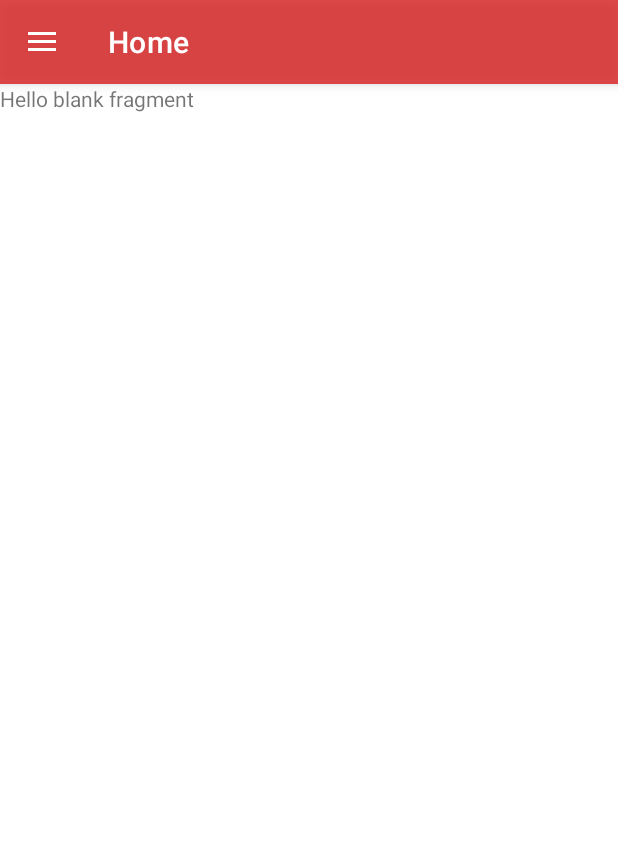
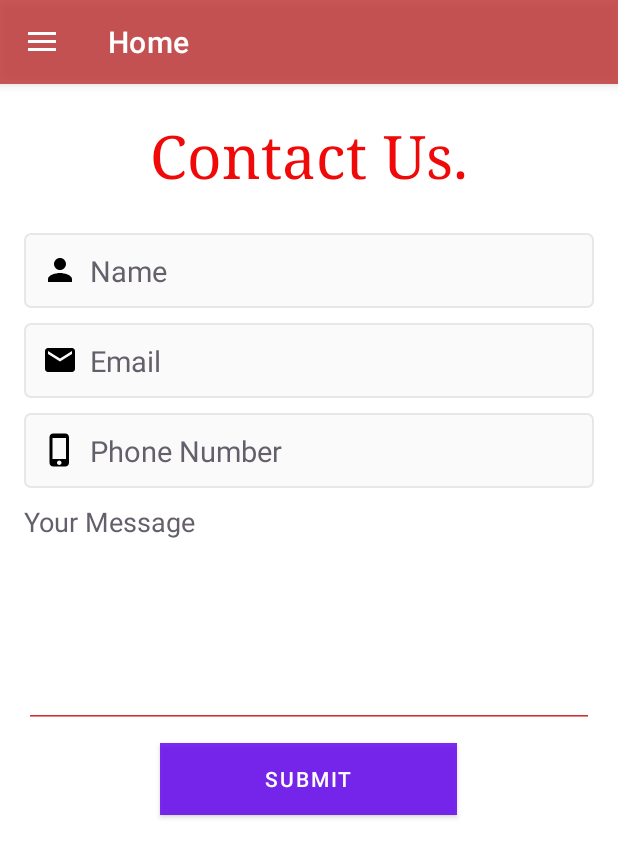
Before and after one commit to AndroidLord/BloodLink, an Android app: the fragment ContactUsFragment placed in its activity, on a phone screen of 412 x 824 dp. Shown: the top 857 px of the screen. Run offline under Robolectric (Android 15) with nearby library versions, the phone set to English and light mode, and no system bars; our stand-ins replace Firebase (no records; nobody signed in at launch, a user with empty details on screens opened directly); Roboto replaces fonts that are not available here.

Commit message:
fragment_contact_us.xml: Added the layout of contact us and provided the design to it

```diff
--- a/app/src/main/java/com/example/bloodlink/DrawerActivity.java
+++ b/app/src/main/java/com/example/bloodlink/DrawerActivity.java
@@ -24,7 +24,7 @@ import com.example.bloodlink.fragment.AchievementFragment;
 import com.example.bloodlink.fragment.HomeFragment;
 import com.example.bloodlink.fragment.ProfileFragment;
 import com.example.bloodlink.fragment.RequestBloodFragment;
-import com.example.bloodlink.fragment.TermConditionFragment;
+import com.example.bloodlink.fragment.ContactUsFragment;
 import com.google.android.material.navigation.NavigationView;
 import com.google.firebase.auth.FirebaseAuth;
 import com.google.firebase.auth.FirebaseUser;
@@ -118,7 +118,7 @@ public class DrawerActivity extends AppCompatActivity implements NavigationView.
                 break;
 
             case R.id.nav_termCondition:
-                loadFragment(new TermConditionFragment());
+                loadFragment(new ContactUsFragment());
                 break;
 
             case R.id.nav_aboutUs:
--- a/app/src/main/java/com/example/bloodlink/fragment/AboutUsFragment.java
+++ b/app/src/main/java/com/example/bloodlink/fragment/AboutUsFragment.java
@@ -24,5 +24,6 @@ public class AboutUsFragment extends Fragment {
                              Bundle savedInstanceState) {
         // Inflate the layout for this fragment
         return inflater.inflate(R.layout.fragment_about_us, container, false);
+
     }
 }
--- a/app/src/main/java/com/example/bloodlink/fragment/TermConditionFragment.java
+++ b/app/src/main/java/com/example/bloodlink/fragment/ContactUsFragment.java
@@ -11,16 +11,16 @@ import android.view.ViewGroup;
 import com.example.bloodlink.R;
 
 
-public class TermConditionFragment extends Fragment {
+public class ContactUsFragment extends Fragment {
 
 
-    public TermConditionFragment() {
+    public ContactUsFragment() {
     }
 
     @Override
     public View onCreateView(LayoutInflater inflater, ViewGroup container,
                              Bundle savedInstanceState) {
         // Inflate the layout for this fragment
-        return inflater.inflate(R.layout.fragment_term_condition, container, false);
+        return inflater.inflate(R.layout.fragment_contact_us, container, false);
     }
 }
--- a/app/src/main/java/com/example/bloodlink/fragment/RequestBloodFragment.java
+++ b/app/src/main/java/com/example/bloodlink/fragment/RequestBloodFragment.java
@@ -1,5 +1,6 @@
 package com.example.bloodlink.fragment;
 
+import android.app.DatePickerDialog;
 import android.os.Bundle;
 
 import androidx.annotation.NonNull;
@@ -14,7 +15,9 @@ import android.view.View;
 import android.view.ViewGroup;
 import android.widget.AdapterView;
 import android.widget.ArrayAdapter;
+import android.widget.Button;
 import android.widget.CalendarView;
+import android.widget.DatePicker;
 import android.widget.EditText;
 import android.widget.Spinner;
 import android.widget.Toast;
@@ -57,6 +60,8 @@ public class RequestBloodFragment extends Fragment  {
     private Long dueDate,postedOn;
     private CalendarView calendarView;
 
+    private Button button;
+
     // Setting Up Firebase
     private FirebaseFirestore db = FirebaseFirestore.getInstance();
     private CollectionReference patientRequestCollection = db.collection("PatientRequestCollection");
@@ -75,8 +80,14 @@ public class RequestBloodFragment extends Fragment  {
         //Setting Spinner
         SettingUpSpinner(spinner);
 
-        // Setting Calendar
-        SettingUpCalendar();
+        button = view.findViewById(R.id.button);
+
+        button.setOnClickListener(new View.OnClickListener() {
+            @Override
+            public void onClick(View v) {
+                select_due_date();
+            }
+        });
 
         try {
             addingDataToFirebase();
@@ -87,13 +98,18 @@ public class RequestBloodFragment extends Fragment  {
         return view;
     }
 
-    private void SettingUpCalendar() {
-//        calendarView.setOnDateChangeListener(new CalendarView.OnDateChangeListener() {
-//            @Override
-//            public void onSelectedDayChange(@NonNull CalendarView view, int year, int month, int dayOfMonth) {
-//                dueDateStr = dayOfMonth+"/"+(month+1)+"/"+year;
-//            }
-//        });
+    private void select_due_date(){
+
+        DatePickerDialog dialog = new DatePickerDialog(getContext(), new DatePickerDialog.OnDateSetListener() {
+            @Override
+            public void onDateSet(DatePicker view, int year, int month, int dayOfMonth) {
+
+                String str = dayOfMonth+"/"+(month+1)+"/"+year;
+                button.setText("Date: "+str);
+            }
+        }, 2022, 0, 15);
+        dialog.show();
+
     }
 
     private void addingDataToFirebase() throws ParseException {
--- a/app/src/main/res/layout/fragment_about_us.xml
+++ b/app/src/main/res/layout/fragment_about_us.xml
@@ -1,11 +1,7 @@
 <?xml version="1.0" encoding="utf-8"?>
-<FrameLayout xmlns:android="http://schemas.android.com/apk/res/android"
-    xmlns:tools="http://schemas.android.com/tools"
+<LinearLayout xmlns:android="http://schemas.android.com/apk/res/android"
     android:layout_width="match_parent"
-    android:layout_height="match_parent"
-    android:background="@color/white"
-    tools:context=".fragment.AboutUsFragment">
+    android:layout_height="match_parent">
 
 
-
-</FrameLayout>
+</LinearLayout>
--- /dev/null
+++ b/app/src/main/res/layout/fragment_contact_us.xml
@@ -0,0 +1,101 @@
+<?xml version="1.0" encoding="utf-8"?>
+<LinearLayout xmlns:android="http://schemas.android.com/apk/res/android"
+    android:layout_width="match_parent"
+    android:layout_height="match_parent"
+    android:background="#FFFFFF"
+    android:orientation="vertical"
+    android:padding="16dp">
+
+    <TextView
+        android:id="@+id/contact_form_title"
+        android:layout_width="wrap_content"
+        android:layout_height="wrap_content"
+        android:layout_gravity="center_horizontal"
+        android:layout_marginTop="5dp"
+        android:layout_marginBottom="16dp"
+        android:text="Contact Us."
+        android:textColor="#EF0909"
+        android:textColorHint="#FFFFFF"
+        android:textSize="40sp"
+        android:typeface="serif" />
+
+    <EditText
+        android:id="@+id/firstName_RequestBlood_EditText"
+        android:layout_width="match_parent"
+        android:layout_height="50dp"
+        android:layout_marginTop="10dp"
+        android:autofillHints="name"
+        android:background="@drawable/background_edit_text"
+        android:drawableStart="@drawable/baseline_person_24"
+        android:drawablePadding="8dp"
+        android:hint="Name"
+        android:importantForAutofill="auto"
+        android:padding="12dp"
+        android:singleLine="true"
+        android:textColorHighlight="@color/cardview_dark_background"
+        android:textColorHint="@color/grey"
+        android:textSize="19sp" /> />
+
+    <EditText
+        android:id="@+id/aboutEmail"
+        android:layout_width="match_parent"
+        android:layout_height="50dp"
+        android:layout_marginTop="10dp"
+        android:autofillHints="name"
+        android:background="@drawable/background_edit_text"
+        android:drawableStart="@drawable/email_icon"
+        android:drawablePadding="8dp"
+        android:hint="@string/email3"
+        android:importantForAutofill="auto"
+        android:inputType="textEmailAddress"
+        android:padding="12dp"
+        android:singleLine="true"
+        android:textColorHighlight="@color/cardview_dark_background"
+        android:textColorHint="@color/grey"
+        android:textSize="19sp" />
+
+    <EditText
+        android:id="@+id/phoneNumb"
+        android:layout_width="match_parent"
+        android:layout_height="50dp"
+        android:layout_marginTop="10dp"
+        android:autofillHints="name"
+        android:background="@drawable/background_edit_text"
+        android:drawableStart="@drawable/baseline_phone_iphone_24"
+        android:drawablePadding="8dp"
+        android:hint="@string/phone_number"
+        android:importantForAutofill="auto"
+        android:inputType="phone"
+        android:padding="12dp"
+        android:singleLine="true"
+        android:textColorHighlight="@color/cardview_dark_background"
+        android:textColorHint="@color/grey"
+        android:textSize="19sp" />
+
+    <EditText
+        android:layout_width="fill_parent"
+        android:layout_height="150dp"
+        android:layout_marginTop="10dp"
+        android:layout_marginBottom="10dp"
+        android:backgroundTint="@color/colorPrimaryDark"
+        android:breakStrategy="balanced"
+        android:fitsSystemWindows="true"
+        android:gravity="top"
+        android:hint="@string/your_message"
+        android:inputType="textMultiLine"
+        android:padding="5dp"
+        android:singleLine="false"
+        android:textColorHint="@color/grey" />
+
+    <Button
+        android:layout_width="wrap_content"
+        android:layout_height="wrap_content"
+        android:layout_gravity="center_horizontal"
+        android:background="@color/red"
+        android:backgroundTint="#F80025"
+        android:elevation="4dp"
+        android:paddingLeft="70dp"
+        android:paddingRight="70dp"
+        android:text="@string/submit"
+        android:textColor="#fff" />
+</LinearLayout>
--- a/app/src/main/res/layout/fragment_term_condition.xml
+++ /dev/null
@@ -1,14 +0,0 @@
-<?xml version="1.0" encoding="utf-8"?>
-<FrameLayout xmlns:android="http://schemas.android.com/apk/res/android"
-    xmlns:tools="http://schemas.android.com/tools"
-    android:layout_width="match_parent"
-    android:layout_height="match_parent"
-    tools:context=".fragment.TermConditionFragment">
-
-
-    <TextView
-        android:layout_width="match_parent"
-        android:layout_height="match_parent"
-        android:text="@string/hello_blank_fragment" />
-
-</FrameLayout>
--- a/app/src/main/res/menu/main_menu.xml
+++ b/app/src/main/res/menu/main_menu.xml
@@ -52,14 +52,14 @@
             <group android:checkableBehavior="single">
 
                 <item
-                    android:id="@+id/nav_termCondition"
+                    android:id="@+id/nav_aboutUs"
                     android:icon="@drawable/termcondition_icon"
-                    android:title="Terms &amp; Condition" />
+                    android:title="About Us" />
 
                 <item
-                    android:id="@+id/nav_aboutUs"
+                    android:id="@+id/nav_termCondition"
                     android:icon="@drawable/aboutus_icon"
-                    android:title="About us" />
+                    android:title="Contact us" />
 
                 <item
                     android:id="@+id/nav_logout"
--- a/app/src/main/res/values/colors.xml
+++ b/app/src/main/res/values/colors.xml
@@ -9,5 +9,9 @@
     <color name="black">#FF000000</color>
     <color name="white">#FFFFFFFF</color>
     <color name="purple">#545bb9</color>
-    <color name="red">#D2D82424</color>
+    <color name="red">#D2C23636</color>
+    <color name="colorPrimary">#F44336</color>
+    <color name="colorPrimaryDark">#D32F2F</color>
+    <color name="colorAccent">#FF4081</color>
+    <color name="light_black">#504f4f</color>
 </resources>
--- a/app/src/main/res/values/strings.xml
+++ b/app/src/main/res/values/strings.xml
@@ -48,8 +48,9 @@
     <string name="email1">_Email</string>
     <string name="email2">Email</string>
     <string name="blood_group">Blood Group</string>
-
-
-
-
+    <string name="blood_link">Blood Link</string>
+    <string name="email3">Email</string>
+    <string name="phone_number">Phone Number</string>
+    <string name="submit">Submit</string>
+    <string name="your_message">Your Message</string>
 </resources>
```
